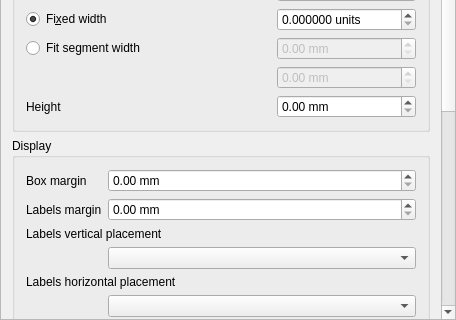
Qt form src/ui/layout/qgslayoutscalebarwidgetbase.ui (carsmie/QGIS) before a commit; both pictures show x 0 to 456 and y 342 to 662 of the 456 by 662 pixel window.
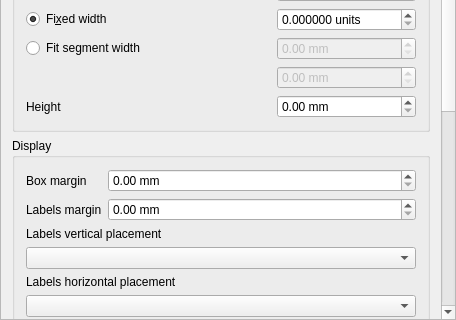
The same form after that commit. Custom widgets are drawn as their Qt base class.

Diff of the .ui file:
```diff
--- a/src/ui/layout/qgslayoutscalebarwidgetbase.ui
+++ b/src/ui/layout/qgslayoutscalebarwidgetbase.ui
@@ -398,7 +398,7 @@
             </property>
            </widget>
           </item>
-          <item row="3" column="1" colspan="2">
+          <item row="3" column="0" colspan="3">
            <widget class="QComboBox" name="mLabelVerticalPlacementComboBox"/>
           </item>
           <item row="4" column="0" colspan="3">
@@ -408,7 +408,7 @@
             </property>
            </widget>
           </item>
-          <item row="5" column="1" colspan="2">
+          <item row="5" column="0" colspan="3">
            <widget class="QComboBox" name="mLabelHorizontalPlacementComboBox"/>
           </item>
           <item row="6" column="0">
```
